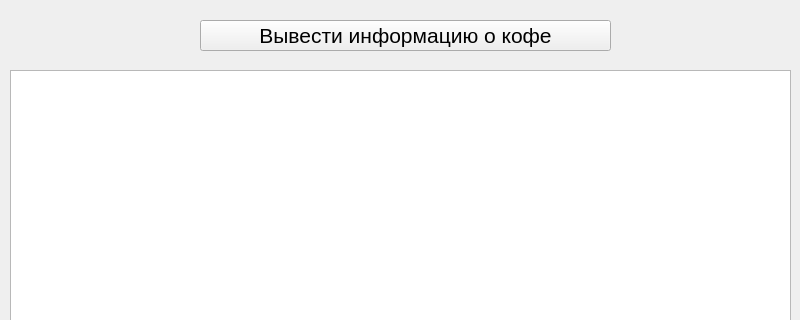
First picture: the form in main.ui, repository taishakutenn/coffee, before the edit; both pictures show x 0 to 800 and y 0 to 320 of the 800 by 600 pixel window.
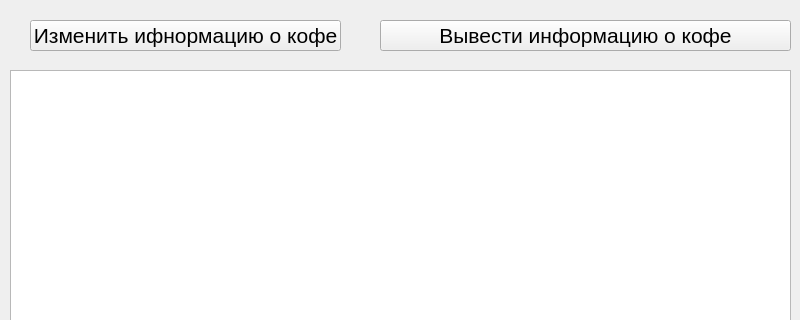
Second picture: the form after the edit.

Commit message: Новые фичи у нашего магазина кофе, сюдааа

What changed in the file:
```diff
--- a/main.ui
+++ b/main.ui
@@ -27,7 +27,7 @@
    <widget class="QPushButton" name="getCoffeeInfoButton">
     <property name="geometry">
      <rect>
-      <x>200</x>
+      <x>380</x>
       <y>20</y>
       <width>411</width>
       <height>31</height>
@@ -42,6 +42,24 @@
      <string>Вывести информацию о кофе</string>
     </property>
    </widget>
+   <widget class="QPushButton" name="changeCoffeeInformationButton">
+    <property name="geometry">
+     <rect>
+      <x>30</x>
+      <y>20</y>
+      <width>311</width>
+      <height>31</height>
+     </rect>
+    </property>
+    <property name="font">
+     <font>
+      <pointsize>16</pointsize>
+     </font>
+    </property>
+    <property name="text">
+     <string>Изменить ифнормацию о кофе</string>
+    </property>
+   </widget>
   </widget>
   <widget class="QMenuBar" name="menubar">
    <property name="geometry">
```
The commit also changes 3 other files.
